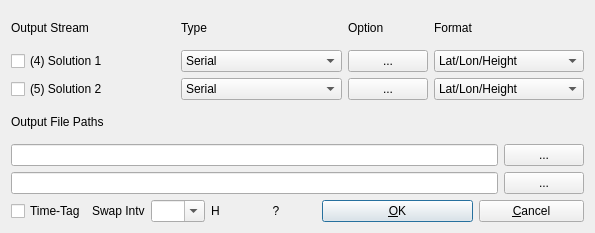
Above: app/rtknavi_qt/outstrdlg.ui from tomojitakasu/RTKLIB before the change. Below: the same form after it.
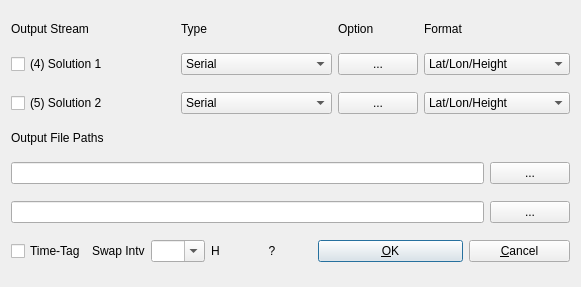
That is the form after the change.

```diff
--- a/app/rtknavi_qt/outstrdlg.ui
+++ b/app/rtknavi_qt/outstrdlg.ui
@@ -6,8 +6,8 @@
    <rect>
     <x>0</x>
     <y>0</y>
-    <width>595</width>
-    <height>233</height>
+    <width>581</width>
+    <height>287</height>
    </rect>
   </property>
   <property name="windowTitle">
@@ -22,6 +22,12 @@
      <property name="enabled">
       <bool>true</bool>
      </property>
+     <property name="sizePolicy">
+      <sizepolicy hsizetype="Preferred" vsizetype="Fixed">
+       <horstretch>0</horstretch>
+       <verstretch>0</verstretch>
+      </sizepolicy>
+     </property>
      <property name="toolTip">
       <string/>
      </property>
@@ -35,6 +41,12 @@
      <property name="enabled">
       <bool>true</bool>
      </property>
+     <property name="sizePolicy">
+      <sizepolicy hsizetype="Preferred" vsizetype="Fixed">
+       <horstretch>0</horstretch>
+       <verstretch>0</verstretch>
+      </sizepolicy>
+     </property>
      <property name="toolTip">
       <string/>
      </property>
@@ -234,6 +246,12 @@
      <property name="enabled">
       <bool>true</bool>
      </property>
+     <property name="sizePolicy">
+      <sizepolicy hsizetype="Preferred" vsizetype="Fixed">
+       <horstretch>0</horstretch>
+       <verstretch>0</verstretch>
+      </sizepolicy>
+     </property>
      <property name="toolTip">
       <string/>
      </property>
@@ -510,6 +528,12 @@
      <property name="enabled">
       <bool>true</bool>
      </property>
+     <property name="sizePolicy">
+      <sizepolicy hsizetype="Preferred" vsizetype="Fixed">
+       <horstretch>0</horstretch>
+       <verstretch>0</verstretch>
+      </sizepolicy>
+     </property>
      <property name="toolTip">
       <string/>
      </property>
@@ -523,6 +547,12 @@
      <property name="enabled">
       <bool>true</bool>
      </property>
+     <property name="sizePolicy">
+      <sizepolicy hsizetype="Preferred" vsizetype="Fixed">
+       <horstretch>0</horstretch>
+       <verstretch>0</verstretch>
+      </sizepolicy>
+     </property>
      <property name="toolTip">
       <string/>
      </property>
```
